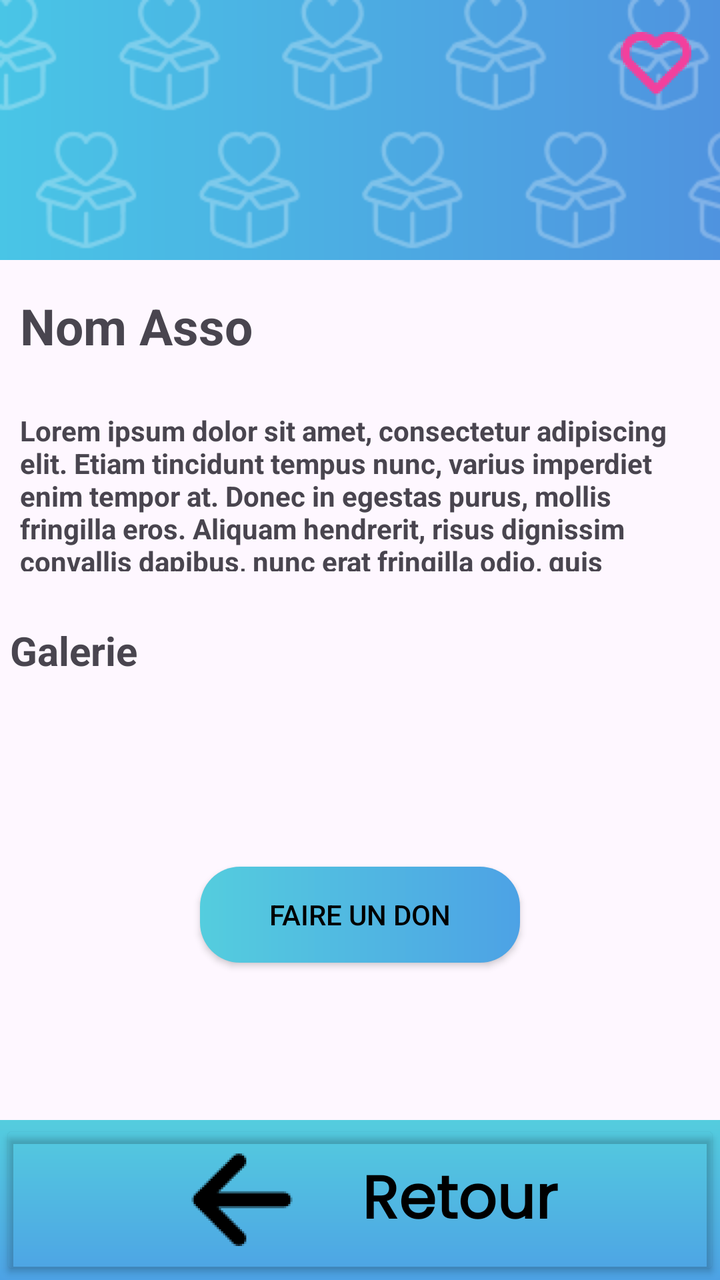
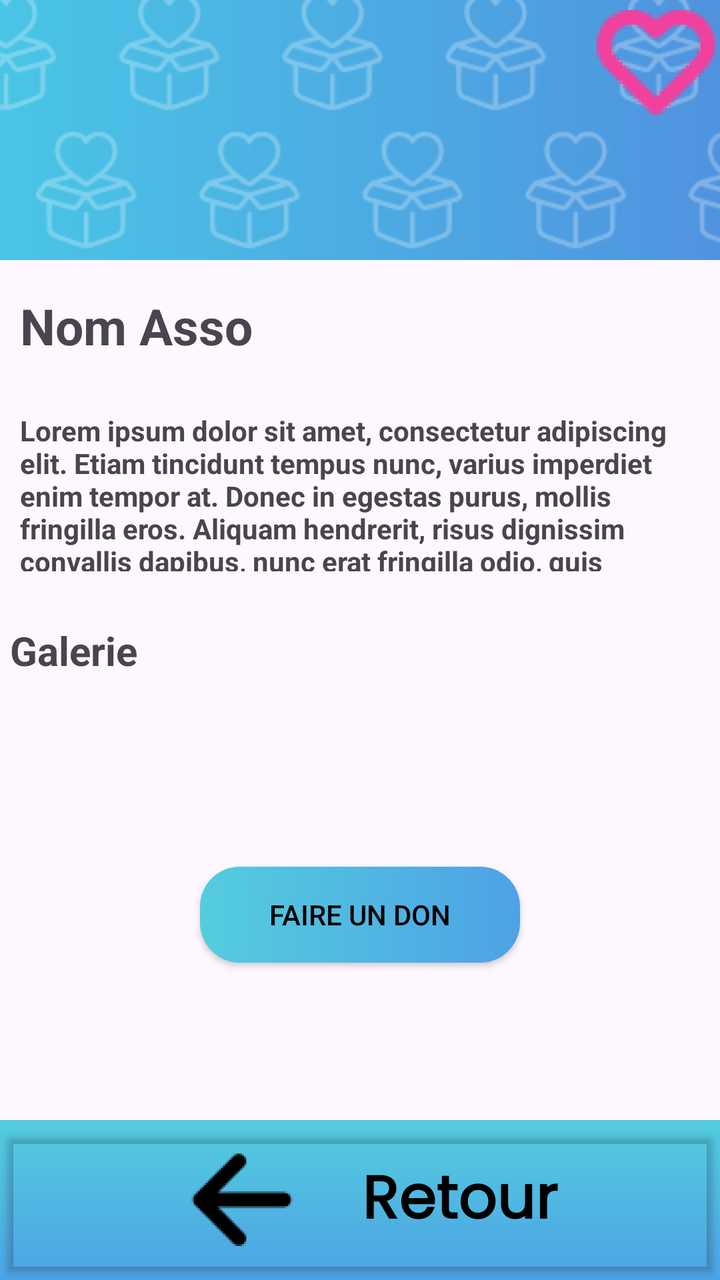

Two renders of the same Android screen: before a commit and after it. Below are the layout's source before the change and the commit's diff.
<!-- AndroidManifest.xml: application theme Theme.NewAgapiVERSION311CLEAN -->
<!-- res/layout/page_association.xml -->
<androidx.constraintlayout.widget.ConstraintLayout
    xmlns:android="http://schemas.android.com/apk/res/android"
    xmlns:app="http://schemas.android.com/apk/res-auto"
    xmlns:tools="http://schemas.android.com/tools"
    android:layout_width="match_parent"
    android:layout_height="match_parent"
    tools:context=".ui.Page_association">

    <include
        layout="@layout/page_association_header"
        android:id="@+id/header"
        app:layout_constraintTop_toTopOf="parent"
        app:layout_constraintStart_toStartOf="parent"
        app:layout_constraintEnd_toEndOf="parent" />


    <TextView
        android:id="@+id/NomAssociation"
        android:layout_width="wrap_content"
        android:layout_height="wrap_content"
        android:text="Nom Asso"
        android:textStyle="bold"
        android:textSize="25sp"
        android:layout_marginStart="10dp"
        app:layout_constraintTop_toBottomOf="@id/header"
        app:layout_constraintStart_toStartOf="parent"
        android:layout_marginTop="16dp" />


    <TextView
        android:id="@+id/Description"
        android:layout_width="wrap_content"
        android:layout_height="wrap_content"
        android:maxHeight="100dp"
        android:text="@string/test_description"
        app:layout_constraintTop_toBottomOf="@id/NomAssociation"
        android:textStyle="bold"
        android:padding="10dp"
        app:layout_constraintStart_toStartOf="parent"
        android:layout_marginTop="16dp" />


    <TextView
        android:id="@+id/Galerie"
        android:layout_width="wrap_content"
        android:layout_height="wrap_content"
        android:text="Galerie"
        android:textSize="20sp"
        android:textStyle="bold"
        android:layout_marginStart="5dp"
        app:layout_constraintTop_toBottomOf="@id/Description"
        app:layout_constraintStart_toStartOf="parent"
        android:layout_marginTop="16dp" />


    <androidx.recyclerview.widget.RecyclerView
        android:id="@+id/imagesGalerie"
        android:layout_width="0dp"
        android:layout_height="wrap_content"
        android:maxHeight="150dp"
        android:layout_marginTop="16dp"

        app:layout_constraintEnd_toEndOf="parent"
        app:layout_constraintHorizontal_bias="0.0"
        app:layout_constraintStart_toStartOf="parent"
        app:layout_constraintTop_toBottomOf="@id/Galerie"
        app:layout_constraintVertical_bias="0.0" />


    <androidx.appcompat.widget.AppCompatButton
        android:id="@+id/buttonDon"
        android:layout_width="match_parent"
        android:layout_marginStart="100dp"
        android:layout_marginEnd="100dp"
        android:layout_height="wrap_content"
        android:text="Faire un don"
        android:gravity="center"
        android:background="@drawable/background_button"
        android:textColor="@color/text_svg_main_color"
        app:layout_constraintBottom_toTopOf="@id/footer"
        app:layout_constraintEnd_toEndOf="parent"
        app:layout_constraintStart_toStartOf="parent"
        app:layout_constraintTop_toBottomOf="@id/imagesGalerie"
        />




    <ImageView
        android:id="@+id/imageView2"
        android:layout_width="64dp"
        android:layout_height="64dp"
        app:layout_constraintEnd_toEndOf="parent"
        app:layout_constraintTop_toTopOf="parent"
        app:srcCompat="@mipmap/page_associations_heart" />

    <include
        android:id="@+id/footer"
        layout="@layout/footerauthentification"
        android:layout_width="match_parent"
        android:layout_height="wrap_content"
        app:layout_constraintBottom_toBottomOf="parent"
        app:layout_constraintStart_toStartOf="parent"
        app:layout_constraintEnd_toEndOf="parent" />


</androidx.constraintlayout.widget.ConstraintLayout>
<!-- res/layout/page_association_header.xml (included above) -->
<?xml version="1.0" encoding="utf-8"?>
<androidx.constraintlayout.widget.ConstraintLayout xmlns:android="http://schemas.android.com/apk/res/android"
    android:layout_width="match_parent"
    android:layout_height="wrap_content"
    xmlns:app="http://schemas.android.com/apk/res-auto">

    <ImageView
        android:id="@+id/fontHeader"
        android:layout_width="0dp"
        android:layout_height="130dp"

        app:layout_constraintStart_toStartOf="parent"
        app:layout_constraintEnd_toEndOf="parent"
        app:layout_constraintTop_toTopOf="parent"
        app:srcCompat="@drawable/page_association_header_font" />

    <View
        android:id="@+id/Coeur"
        android:layout_width="0dp"
        android:layout_height="130dp"
        android:background="@drawable/page_association_header_pattern"
        app:layout_constraintStart_toStartOf="parent"
        app:layout_constraintEnd_toEndOf="parent"
        app:layout_constraintTop_toTopOf="parent"
        />
</androidx.constraintlayout.widget.ConstraintLayout>
<!-- res/layout/footerauthentification.xml (included above) -->
<?xml version="1.0" encoding="utf-8"?>
<androidx.constraintlayout.widget.ConstraintLayout xmlns:android="http://schemas.android.com/apk/res/android"
    xmlns:tools="http://schemas.android.com/tools"
    android:layout_width="match_parent"
    android:layout_height="match_parent"
    xmlns:app="http://schemas.android.com/apk/res-auto">

    <View
        android:id="@+id/zonefooter"
        android:layout_width="match_parent"
        android:layout_height="80dp"
        android:background="@drawable/couleur_gradient"
        app:layout_constraintBottom_toBottomOf="parent"
        >
    </View>

    <Button
        android:id="@+id/buttonRetourn"
        android:layout_width="match_parent"
        android:layout_height="0dp"
        android:backgroundTint="#00FFFFFF"
        android:contentDescription="@string/retour"
        app:layout_constraintBottom_toBottomOf="@id/zonefooter"
        app:layout_constraintEnd_toEndOf="parent"
        app:layout_constraintStart_toStartOf="parent"
        app:layout_constraintTop_toTopOf="@id/zonefooter"
        tools:ignore="DuplicateSpeakableTextCheck"></Button>

    <LinearLayout
        android:layout_width="310dp"
        android:layout_height="0dp"
        android:gravity="center"
        app:layout_constraintBottom_toBottomOf="@id/zonefooter"
        app:layout_constraintEnd_toEndOf="@+id/zonefooter"
        app:layout_constraintStart_toStartOf="@+id/zonefooter"
        app:layout_constraintTop_toTopOf="@id/zonefooter">


        <ImageView
            android:id="@+id/imageViewRetourn"
            android:layout_width="80dp"
            android:layout_height="match_parent"
            android:layout_marginEnd="20dp"
            app:layout_constraintBottom_toBottomOf="parent"
            app:layout_constraintStart_toStartOf="parent"
            app:layout_constraintTop_toTopOf="@+id/zonefooter"
            app:srcCompat="@mipmap/icon_retourn"

            tools:ignore="ContentDescription" />

        <TextView
            android:id="@+id/textView4"
            android:layout_width="wrap_content"
            android:layout_height="wrap_content"
            android:layout_marginTop="2dp"
            android:fontFamily="@font/poppins"
            android:text="@string/retour"
            android:textColor="@color/text_svg_main_color"
            android:textSize="30sp"
            android:textStyle="bold" />

    </LinearLayout>



</androidx.constraintlayout.widget.ConstraintLayout>
<!-- resources referenced by this layout -->
<resources>
  <color name="text_svg_main_color">#FF000000</color>
  <!-- drawable background_button (drawable) -->
  <?xml version="1.0" encoding="utf-8"?>
  <shape xmlns:android="http://schemas.android.com/apk/res/android"
      >
  
      <gradient
          android:angle="0"
          android:startColor="#54CDDE"
          android:endColor="#4DA2E5"  />
  
      <corners
          android:topLeftRadius="20dp"
          android:topRightRadius="20dp"
          android:bottomLeftRadius="20dp"
          android:bottomRightRadius="20dp"/>
  
  </shape>
  <!-- drawable couleur_gradient (drawable) -->
  <?xml version="1.0" encoding="utf-8"?>
  <layer-list xmlns:android="http://schemas.android.com/apk/res/android">
      <item>
          <shape android:shape="rectangle">
              <gradient
                  android:angle="270"
                  android:startColor="#54CDDE"
                  android:endColor="#4DA2E5"
                  android:type="linear"/>
          </shape>
      </item>
  </layer-list>
  <!-- drawable page_association_header_font (drawable) -->
  <layer-list xmlns:android="http://schemas.android.com/apk/res/android">
      <item>
          <shape android:shape="rectangle">
              <gradient
                  android:startColor="#49c5e6"
                  android:endColor="#4f93df"
                  android:angle="0"/>
          </shape>
      </item>
  </layer-list>
  <!-- drawable page_association_header_pattern (drawable) -->
  <?xml version="1.0" encoding="utf-8"?>
  <bitmap xmlns:android="http://schemas.android.com/apk/res/android"
      android:src="@drawable/page_association_pattern"
      android:tileMode="repeat"
      android:gravity="center" />
  <!-- mipmap icon_retourn: webp bitmap (mipmap-hdpi, 1138 bytes) -->
  <!-- mipmap page_associations_heart: webp bitmap (mipmap-hdpi, 2478 bytes) -->
  <string name="retour">Retour</string>
  <string name="test_description">Lorem ipsum dolor sit amet, consectetur adipiscing elit. Etiam tincidunt tempus nunc, varius imperdiet enim tempor at. Donec in egestas purus, mollis fringilla eros. Aliquam hendrerit, risus dignissim convallis dapibus, nunc erat fringilla odio, quis ullamcorper augue metus a elit. Nulla felis magna, facilisis eu viverra tempus, lacinia sed sem. Nullam vel mi urna. Praesent laoreet tincidunt pretium. Ut nec augue eu nisl tristique viverra imperdiet et dolor. Cras felis enim, placerat non vehicula pretium, rutrum eu sapien.</string>
  <style name="Theme.NewAgapiVERSION311CLEAN" parent="Base.Theme.NewAgapiVERSION311CLEAN" />
  <!-- drawable page_association_pattern: png bitmap (drawable, 13419 bytes) -->
  <style name="Base.Theme.NewAgapiVERSION311CLEAN" parent="Theme.Material3.DayNight.NoActionBar">
          
          
        
      </style>
</resources>

<!-- the commit's change to res/layout/page_association.xml (unified diff, before → after) -->
@@ -86,12 +86,13 @@
 
 
 
-    <ImageView
+    <ImageButton
         android:id="@+id/imageView2"
         android:layout_width="64dp"
         android:layout_height="64dp"
         app:layout_constraintEnd_toEndOf="parent"
         app:layout_constraintTop_toTopOf="parent"
+        android:backgroundTint="@color/transparent"
         app:srcCompat="@mipmap/page_associations_heart" />
 
     <include
<!-- resource entries referenced after the edit -->
@@ -1,6 +1,7 @@
 <!-- resources referenced by this layout -->
 <resources>
   <color name="text_svg_main_color">#FF000000</color>
+  <color name="transparent">#00FFFFFF</color>
   <!-- drawable background_button (drawable) -->
   <?xml version="1.0" encoding="utf-8"?>
   <shape xmlns:android="http://schemas.android.com/apk/res/android"
